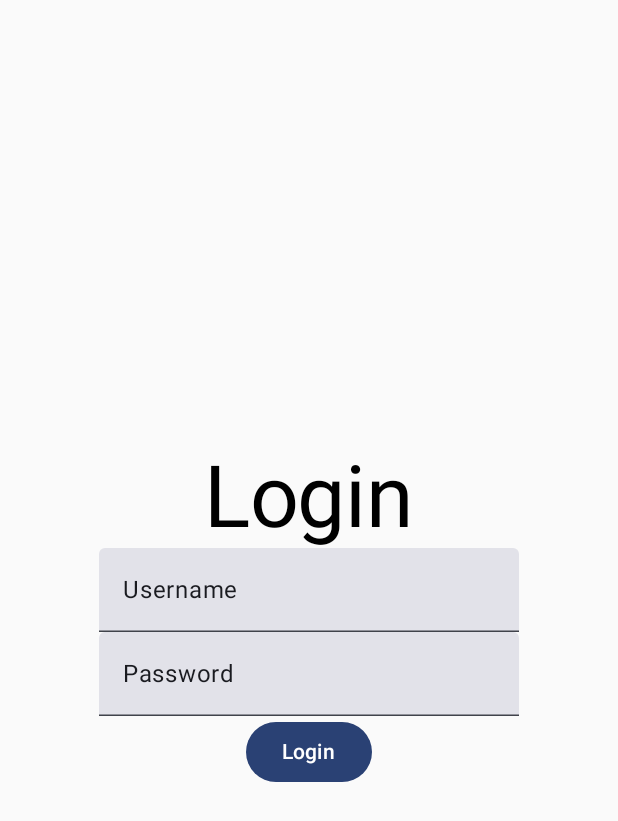
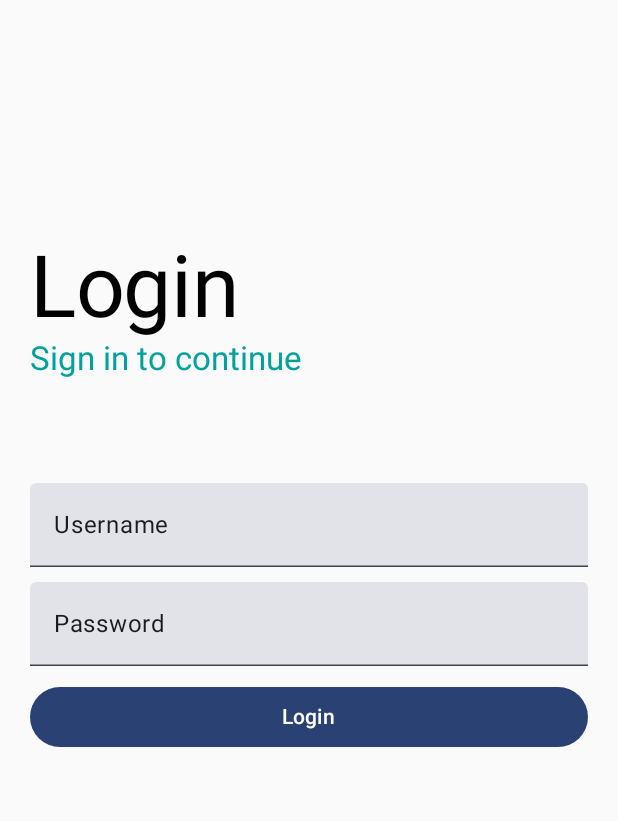
Before and after one commit to alhammialiff/industrial-condition-monitoring-app, an Android app built with Jetpack Compose: the screen it shows after launch (MainActivity), on a phone screen of 412 x 824 dp. Shown: the top 821 px of the screen. Run offline under Robolectric (Android 15) with nearby library versions, the phone set to English and light mode, and no system bars; our stand-ins replace livedata-compose.

```diff
--- a/app/src/main/java/com/example/kotlindevcourse/HomeScreen.kt
+++ b/app/src/main/java/com/example/kotlindevcourse/HomeScreen.kt
@@ -955,6 +955,7 @@ fun TabContent(
     Surface(
         shadowElevation = 5.dp,
         shape = RoundedCornerShape(12.dp),
+        color = Color(0xfffffed4),
         modifier = Modifier.padding(5.dp)
     ) {
 
@@ -966,6 +967,7 @@ fun TabContent(
             Text(
                 text = "#${taskIndex} ${task.action} (${task.priority})",
                 style = MaterialTheme.typography.titleLarge,
+                fontWeight = FontWeight(800),
                 modifier = modifier.padding(
                     start = 20.dp,
                     top = 10.dp,
@@ -974,20 +976,10 @@ fun TabContent(
                 )
             )
 
-//        Text(
-//            text = "${task.timestamp}",
-//            style = MaterialTheme.typography.titleSmall,
-//            modifier = modifier.padding(
-//                start = 20.dp,
-//                top = 0.dp,
-//                end = 0.dp,
-//                bottom = 0.dp
-//            )
-//        )
-
             Text(
                 text = "Location ${task.location}",
                 style = MaterialTheme.typography.titleMedium,
+                fontWeight = FontWeight(400),
                 modifier = modifier.padding(
                     start = 20.dp,
                     top = 0.dp,
@@ -999,6 +991,7 @@ fun TabContent(
             Text(
                 text = "${task.taskFor}",
                 style = MaterialTheme.typography.titleMedium,
+                fontWeight = FontWeight(400),
                 modifier = modifier.padding(
                     start = 20.dp,
                     top = 0.dp,
@@ -1011,7 +1004,7 @@ fun TabContent(
 
                 Text(
                     text = "Completed",
-
+                    fontWeight = FontWeight(400),
                     modifier = modifier.padding(
                         start = 20.dp,
                         top = 0.dp,
@@ -1024,6 +1017,7 @@ fun TabContent(
 
                 Text(
                     text = "Incomplete",
+                    fontWeight = FontWeight(400),
                     style = MaterialTheme.typography.titleMedium,
                     modifier = modifier.padding(
                         start = 20.dp,
--- a/app/src/main/java/com/example/kotlindevcourse/LoginScreen.kt
+++ b/app/src/main/java/com/example/kotlindevcourse/LoginScreen.kt
@@ -1,32 +1,76 @@
 package com.example.kotlindevcourse
 
+import androidx.compose.foundation.background
 import androidx.compose.foundation.layout.Arrangement
 import androidx.compose.foundation.layout.Column
 import androidx.compose.foundation.layout.fillMaxHeight
+import androidx.compose.foundation.layout.fillMaxSize
 import androidx.compose.foundation.layout.fillMaxWidth
+import androidx.compose.foundation.layout.padding
 import androidx.compose.material3.Button
 import androidx.compose.material3.MaterialTheme
 import androidx.compose.material3.Text
 import androidx.compose.material3.TextField
+import androidx.compose.material3.TextFieldColors
+import androidx.compose.material3.TextFieldDefaults
 import androidx.compose.runtime.Composable
 import androidx.compose.ui.Alignment
 import androidx.compose.ui.Modifier
+import androidx.compose.ui.draw.paint
+import androidx.compose.ui.graphics.Color
+import androidx.compose.ui.layout.ContentScale
+import androidx.compose.ui.res.painterResource
+import androidx.compose.ui.text.style.TextAlign
 import androidx.compose.ui.tooling.preview.Preview
+import androidx.compose.ui.unit.dp
 import androidx.navigation.NavController
 import androidx.navigation.NavHostController
 import androidx.navigation.compose.rememberNavController
 
 @Composable
-fun LoginScreen(navController: NavHostController){
+fun LoginScreen(
+    navController: NavHostController,
+    modifier: Modifier = Modifier
+){
 
-    LoginContainer(navController = navController)
+    LoginContainer(
+        navController = navController,
+        modifier = Modifier
+
+    )
 
 }
 
 @Composable
 fun LoginContainer(
     navController: NavHostController,
-    modifier: Modifier = Modifier) {
+    modifier: Modifier = Modifier,
+
+) {
+
+    Column(
+        horizontalAlignment = Alignment.Start,
+        verticalArrangement = Arrangement.Center,
+        modifier = modifier
+            .fillMaxWidth()
+            .fillMaxHeight(0.5f)
+            .padding(20.dp)
+
+    ){
+
+        /* Text */
+        Text(
+            text="Login",
+            style = MaterialTheme.typography.displayLarge,
+
+        )
+        Text(
+            text="Sign in to continue",
+            style = MaterialTheme.typography.titleLarge,
+            color = Color(0xff00A19B)
+            )
+
+    }
 
     Column(
 
@@ -35,32 +79,43 @@ fun LoginContainer(
         modifier = modifier
             .fillMaxWidth()
             .fillMaxHeight()
+            .padding(20.dp)
+
 
     ){
-
-        /* Text */
-        Text(
-            text="Login",
-            style = MaterialTheme.typography.displayLarge
-        )
 
         /* Username */
         TextField(
             value = "Username",
-            onValueChange = {}
+            onValueChange = {},
+            colors = TextFieldDefaults.colors(Color(0xff00A19B)),
+            modifier = Modifier
+                .fillMaxWidth()
+                .padding(
+                    bottom = 10.dp
+                )
+
         );
 
         /* Password */
-        TextField(value = "Password", onValueChange = {
-
-
-        });
+        TextField(
+            value = "Password",
+            onValueChange = {
+            },
+            modifier = modifier
+                .fillMaxWidth()
+                .padding(
+                    bottom = 10.dp
+                )
+        );
 
         /* Button */
         Button(
             onClick={
                 navController.navigate(route = Screen.Home.route)
             },
+            modifier = modifier
+                .fillMaxWidth()
         ){
 
             Text(
@@ -75,7 +130,7 @@ fun LoginContainer(
 
 }
 
-@Preview()
+@Preview(showBackground = true)
 @Composable
 fun LoginScreenPreview(modifier: Modifier = Modifier) {
 
```
Also changed, not shown: app/src/main/res/drawable-nodpi/login_background.png (added).
